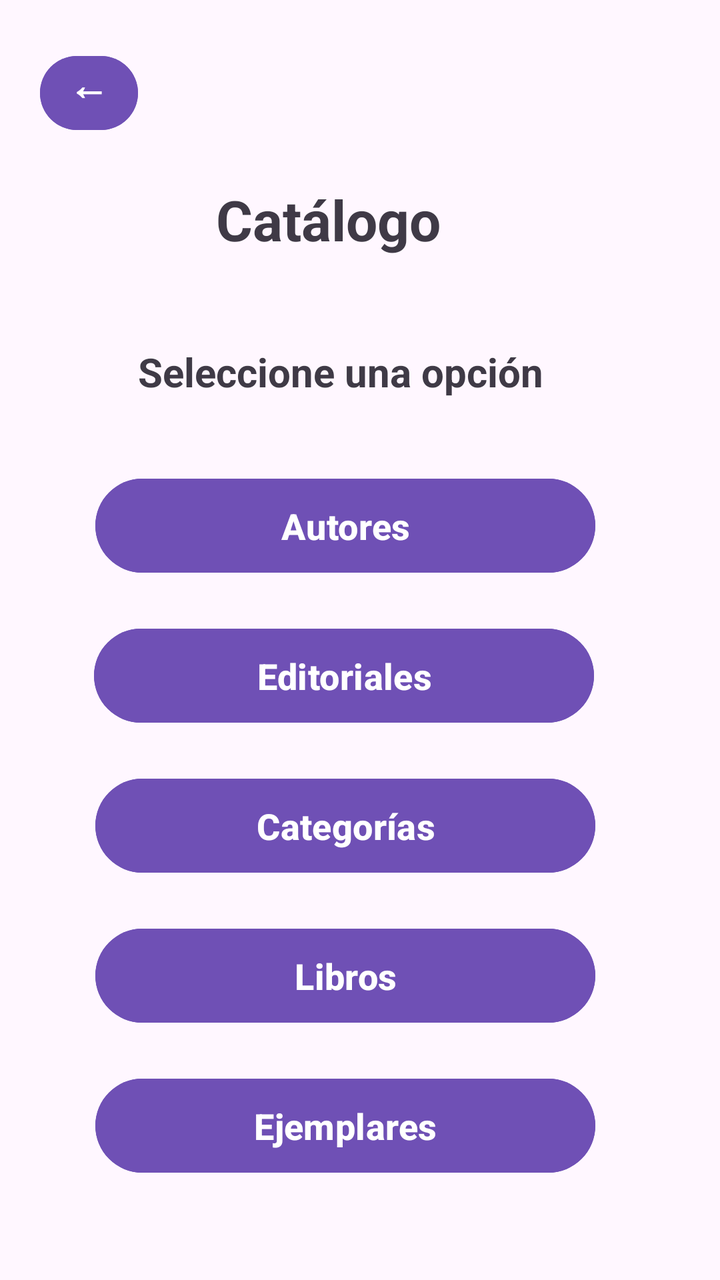
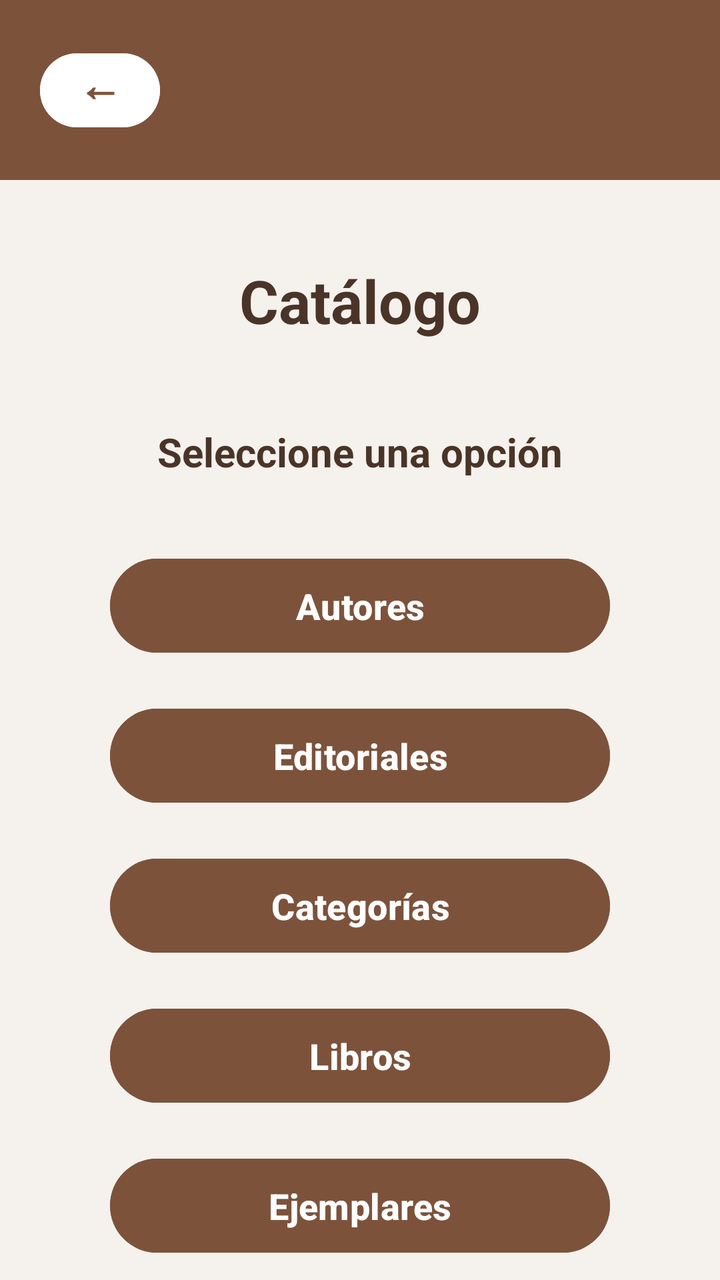

An Android layout rendered at two revisions. The XML below is the earlier revision; the diff shows what the commit changed to produce the second picture.
<!-- AndroidManifest.xml: application theme Theme.BibliotecaGrupo3 -->
<!-- res/layout/activity_catalogo.xml -->
<?xml version="1.0" encoding="utf-8"?>
<androidx.constraintlayout.widget.ConstraintLayout xmlns:android="http://schemas.android.com/apk/res/android"
    xmlns:app="http://schemas.android.com/apk/res-auto"
    xmlns:tools="http://schemas.android.com/tools"
    android:id="@+id/main"
    android:layout_width="match_parent"
    android:layout_height="match_parent"
    android:background="#FFF7FF"
    tools:context=".CatalogoActivity">

    <TextView
        android:id="@+id/txtTituloCatalogo"
        android:layout_width="wrap_content"
        android:layout_height="wrap_content"
        android:layout_marginStart="133dp"
        android:layout_marginTop="91dp"
        android:layout_marginEnd="165dp"
        android:text="Catálogo"
        android:textColor="#3F3A46"
        android:textSize="28sp"
        android:textStyle="bold"
        app:layout_constraintEnd_toEndOf="parent"
        app:layout_constraintStart_toStartOf="parent"
        app:layout_constraintTop_toTopOf="parent" />

    <Button
        android:id="@+id/btnCategorias"
        android:layout_width="250dp"
        android:layout_height="55dp"
        android:layout_marginTop="20dp"
        android:backgroundTint="#6F50B5"
        android:onClick="abrirCategorias"
        android:text="Categorías"
        android:textAllCaps="false"
        android:textColor="#FFFFFF"
        android:textSize="18sp"
        android:textStyle="bold"
        app:layout_constraintEnd_toEndOf="parent"
        app:layout_constraintHorizontal_bias="0.434"
        app:layout_constraintStart_toStartOf="parent"
        app:layout_constraintTop_toBottomOf="@+id/btnEditoriales" />

    <Button
        android:id="@+id/btnRegresar"
        android:layout_width="49dp"
        android:layout_height="45dp"
        android:layout_marginStart="20dp"
        android:layout_marginTop="24dp"
        android:backgroundTint="#6F50B5"
        android:includeFontPadding="false"
        android:minWidth="0dp"
        android:minHeight="0dp"
        android:onClick="regresar"
        android:paddingStart="0dp"
        android:paddingTop="0dp"
        android:paddingEnd="0dp"
        android:paddingBottom="8dp"
        android:text="←"
        android:textAllCaps="false"
        android:textColor="#FFFFFF"
        android:textSize="20sp"
        android:textStyle="bold"
        app:layout_constraintStart_toStartOf="parent"
        app:layout_constraintTop_toTopOf="parent" />

    <Button
        android:id="@+id/btnLibros"
        android:layout_width="250dp"
        android:layout_height="55dp"
        android:layout_marginTop="20dp"
        android:backgroundTint="#6F50B5"
        android:onClick="abrirLibros"
        android:text="Libros"
        android:textAllCaps="false"
        android:textColor="#FFFFFF"
        android:textSize="18sp"
        android:textStyle="bold"
        app:layout_constraintEnd_toEndOf="parent"
        app:layout_constraintHorizontal_bias="0.434"
        app:layout_constraintStart_toStartOf="parent"
        app:layout_constraintTop_toBottomOf="@+id/btnCategorias" />

    <Button
        android:id="@+id/btnEjemplares"
        android:layout_width="250dp"
        android:layout_height="55dp"
        android:layout_marginTop="20dp"
        android:backgroundTint="#6F50B5"
        android:onClick="abrirEjemplares"
        android:text="Ejemplares"
        android:textAllCaps="false"
        android:textColor="#FFFFFF"
        android:textSize="18sp"
        android:textStyle="bold"
        app:layout_constraintEnd_toEndOf="parent"
        app:layout_constraintHorizontal_bias="0.434"
        app:layout_constraintStart_toStartOf="parent"
        app:layout_constraintTop_toBottomOf="@+id/btnLibros" />

    <Button
        android:id="@+id/btnEditoriales"
        android:layout_width="250dp"
        android:layout_height="55dp"
        android:layout_marginTop="20dp"
        android:backgroundTint="#6F50B5"
        android:onClick="abrirEditoriales"
        android:text="Editoriales"
        android:textAllCaps="false"
        android:textColor="#FFFFFF"
        android:textSize="18sp"
        android:textStyle="bold"
        app:layout_constraintEnd_toEndOf="parent"
        app:layout_constraintHorizontal_bias="0.428"
        app:layout_constraintStart_toStartOf="parent"
        app:layout_constraintTop_toBottomOf="@+id/btnAutores" />

    <Button
        android:id="@+id/btnAutores"
        android:layout_width="250dp"
        android:layout_height="55dp"
        android:layout_marginTop="36dp"
        android:backgroundTint="#6F50B5"
        android:onClick="abrirAutores"
        android:text="Autores"
        android:textAllCaps="false"
        android:textColor="#FFFFFF"
        android:textSize="18sp"
        android:textStyle="bold"
        app:layout_constraintEnd_toEndOf="parent"
        app:layout_constraintHorizontal_bias="0.434"
        app:layout_constraintStart_toStartOf="parent"
        app:layout_constraintTop_toBottomOf="@+id/txtSubtituloCatalogo" />

    <TextView
        android:id="@+id/txtSubtituloCatalogo"
        android:layout_width="wrap_content"
        android:layout_height="wrap_content"
        android:layout_marginTop="44dp"
        android:text="Seleccione una opción"
        android:textColor="#3F3A46"
        android:textSize="20sp"
        android:textStyle="bold"
        app:layout_constraintEnd_toEndOf="parent"
        app:layout_constraintHorizontal_bias="0.439"
        app:layout_constraintStart_toStartOf="parent"
        app:layout_constraintTop_toBottomOf="@+id/txtTituloCatalogo" />

</androidx.constraintlayout.widget.ConstraintLayout>
<!-- resources referenced by this layout -->
<resources>
  <style name="Theme.BibliotecaGrupo3" parent="Base.Theme.BibliotecaGrupo3" />
  <style name="Base.Theme.BibliotecaGrupo3" parent="Theme.Material3.DayNight.NoActionBar">
          
          
      </style>
</resources>

<!-- the commit's change to res/layout/activity_catalogo.xml (unified diff, before → after) -->
@@ -5,48 +5,24 @@
     android:id="@+id/main"
     android:layout_width="match_parent"
     android:layout_height="match_parent"
-    android:background="#FFF7FF"
+    android:background="#F5F1EC"
     tools:context=".CatalogoActivity">
 
-    <TextView
-        android:id="@+id/txtTituloCatalogo"
-        android:layout_width="wrap_content"
-        android:layout_height="wrap_content"
-        android:layout_marginStart="133dp"
-        android:layout_marginTop="91dp"
-        android:layout_marginEnd="165dp"
-        android:text="Catálogo"
-        android:textColor="#3F3A46"
-        android:textSize="28sp"
-        android:textStyle="bold"
+    <View
+        android:id="@+id/topBar"
+        android:layout_width="0dp"
+        android:layout_height="90dp"
+        android:background="#7D523B"
         app:layout_constraintEnd_toEndOf="parent"
         app:layout_constraintStart_toStartOf="parent"
         app:layout_constraintTop_toTopOf="parent" />
 
     <Button
-        android:id="@+id/btnCategorias"
-        android:layout_width="250dp"
-        android:layout_height="55dp"
-        android:layout_marginTop="20dp"
-        android:backgroundTint="#6F50B5"
-        android:onClick="abrirCategorias"
-        android:text="Categorías"
-        android:textAllCaps="false"
-        android:textColor="#FFFFFF"
-        android:textSize="18sp"
-        android:textStyle="bold"
-        app:layout_constraintEnd_toEndOf="parent"
-        app:layout_constraintHorizontal_bias="0.434"
-        app:layout_constraintStart_toStartOf="parent"
-        app:layout_constraintTop_toBottomOf="@+id/btnEditoriales" />
-
-    <Button
         android:id="@+id/btnRegresar"
-        android:layout_width="49dp"
+        android:layout_width="60dp"
         android:layout_height="45dp"
         android:layout_marginStart="20dp"
-        android:layout_marginTop="24dp"
-        android:backgroundTint="#6F50B5"
+        android:backgroundTint="#FFFFFF"
         android:includeFontPadding="false"
         android:minWidth="0dp"
         android:minHeight="0dp"
@@ -54,29 +30,108 @@
         android:paddingStart="0dp"
         android:paddingTop="0dp"
         android:paddingEnd="0dp"
-        android:paddingBottom="8dp"
+        android:paddingBottom="6dp"
         android:text="←"
         android:textAllCaps="false"
-        android:textColor="#FFFFFF"
+        android:textColor="#7D523B"
+        android:textSize="22sp"
+        android:textStyle="bold"
+        app:cornerRadius="24dp"
+        app:layout_constraintBottom_toBottomOf="@+id/topBar"
+        app:layout_constraintStart_toStartOf="parent"
+        app:layout_constraintTop_toTopOf="@+id/topBar" />
+
+    <TextView
+        android:id="@+id/txtTituloCatalogo"
+        android:layout_width="wrap_content"
+        android:layout_height="wrap_content"
+        android:layout_marginTop="40dp"
+        android:text="Catálogo"
+        android:textColor="#4A3428"
+        android:textSize="30sp"
+        android:textStyle="bold"
+        app:layout_constraintEnd_toEndOf="parent"
+        app:layout_constraintStart_toStartOf="parent"
+        app:layout_constraintTop_toBottomOf="@+id/topBar" />
+
+    <TextView
+        android:id="@+id/txtSubtituloCatalogo"
+        android:layout_width="wrap_content"
+        android:layout_height="wrap_content"
+        android:layout_marginTop="42dp"
+        android:text="Seleccione una opción"
+        android:textColor="#4A3428"
         android:textSize="20sp"
         android:textStyle="bold"
+        app:layout_constraintEnd_toEndOf="parent"
         app:layout_constraintStart_toStartOf="parent"
-        app:layout_constraintTop_toTopOf="parent" />
+        app:layout_constraintTop_toBottomOf="@+id/txtTituloCatalogo" />
+
+    <Button
+        android:id="@+id/btnAutores"
+        android:layout_width="250dp"
+        android:layout_height="55dp"
+        android:layout_marginTop="36dp"
+        android:backgroundTint="#7D523B"
+        android:onClick="abrirAutores"
+        android:text="Autores"
+        android:textAllCaps="false"
+        android:textColor="#FFFFFF"
+        android:textSize="18sp"
+        android:textStyle="bold"
+        app:cornerRadius="28dp"
+        app:layout_constraintEnd_toEndOf="parent"
+        app:layout_constraintStart_toStartOf="parent"
+        app:layout_constraintTop_toBottomOf="@+id/txtSubtituloCatalogo" />
+
+    <Button
+        android:id="@+id/btnEditoriales"
+        android:layout_width="250dp"
+        android:layout_height="55dp"
+        android:layout_marginTop="20dp"
+        android:backgroundTint="#7D523B"
+        android:onClick="abrirEditoriales"
+        android:text="Editoriales"
+        android:textAllCaps="false"
+        android:textColor="#FFFFFF"
+        android:textSize="18sp"
+        android:textStyle="bold"
+        app:cornerRadius="28dp"
+        app:layout_constraintEnd_toEndOf="parent"
+        app:layout_constraintStart_toStartOf="parent"
+        app:layout_constraintTop_toBottomOf="@+id/btnAutores" />
+
+    <Button
+        android:id="@+id/btnCategorias"
+        android:layout_width="250dp"
+        android:layout_height="55dp"
+        android:layout_marginTop="20dp"
+        android:backgroundTint="#7D523B"
+        android:onClick="abrirCategorias"
+        android:text="Categorías"
+        android:textAllCaps="false"
+        android:textColor="#FFFFFF"
+        android:textSize="18sp"
+        android:textStyle="bold"
+        app:cornerRadius="28dp"
+        app:layout_constraintEnd_toEndOf="parent"
+        app:layout_constraintStart_toStartOf="parent"
+        app:layout_constraintTop_toBottomOf="@+id/btnEditoriales" />
 
     <Button
         android:id="@+id/btnLibros"
         android:layout_width="250dp"
         android:layout_height="55dp"
         android:layout_marginTop="20dp"
-        android:backgroundTint="#6F50B5"
+        android:backgroundTint="#7D523B"
         android:onClick="abrirLibros"
         android:text="Libros"
         android:textAllCaps="false"
         android:textColor="#FFFFFF"
         android:textSize="18sp"
         android:textStyle="bold"
+        app:cornerRadius="28dp"
         app:layout_constraintEnd_toEndOf="parent"
-        app:layout_constraintHorizontal_bias="0.434"
         app:layout_constraintStart_toStartOf="parent"
         app:layout_constraintTop_toBottomOf="@+id/btnCategorias" />
 
@@ -85,64 +140,16 @@
         android:layout_width="250dp"
         android:layout_height="55dp"
         android:layout_marginTop="20dp"
-        android:backgroundTint="#6F50B5"
+        android:backgroundTint="#7D523B"
         android:onClick="abrirEjemplares"
         android:text="Ejemplares"
         android:textAllCaps="false"
         android:textColor="#FFFFFF"
         android:textSize="18sp"
         android:textStyle="bold"
+        app:cornerRadius="28dp"
         app:layout_constraintEnd_toEndOf="parent"
-        app:layout_constraintHorizontal_bias="0.434"
         app:layout_constraintStart_toStartOf="parent"
         app:layout_constraintTop_toBottomOf="@+id/btnLibros" />
 
-    <Button
-        android:id="@+id/btnEditoriales"
-        android:layout_width="250dp"
-        android:layout_height="55dp"
-        android:layout_marginTop="20dp"
-        android:backgroundTint="#6F50B5"
-        android:onClick="abrirEditoriales"
-        android:text="Editoriales"
-        android:textAllCaps="false"
-        android:textColor="#FFFFFF"
-        android:textSize="18sp"
-        android:textStyle="bold"
-        app:layout_constraintEnd_toEndOf="parent"
-        app:layout_constraintHorizontal_bias="0.428"
-        app:layout_constraintStart_toStartOf="parent"
-        app:layout_constraintTop_toBottomOf="@+id/btnAutores" />
-
-    <Button
-        android:id="@+id/btnAutores"
-        android:layout_width="250dp"
-        android:layout_height="55dp"
-        android:layout_marginTop="36dp"
-        android:backgroundTint="#6F50B5"
-        android:onClick="abrirAutores"
-        android:text="Autores"
-        android:textAllCaps="false"
-        android:textColor="#FFFFFF"
-        android:textSize="18sp"
-        android:textStyle="bold"
-        app:layout_constraintEnd_toEndOf="parent"
-        app:layout_constraintHorizontal_bias="0.434"
-        app:layout_constraintStart_toStartOf="parent"
-        app:layout_constraintTop_toBottomOf="@+id/txtSubtituloCatalogo" />
-
-    <TextView
-        android:id="@+id/txtSubtituloCatalogo"
-        android:layout_width="wrap_content"
-        android:layout_height="wrap_content"
-        android:layout_marginTop="44dp"
-        android:text="Seleccione una opción"
-        android:textColor="#3F3A46"
-        android:textSize="20sp"
-        android:textStyle="bold"
-        app:layout_constraintEnd_toEndOf="parent"
-        app:layout_constraintHorizontal_bias="0.439"
-        app:layout_constraintStart_toStartOf="parent"
-        app:layout_constraintTop_toBottomOf="@+id/txtTituloCatalogo" />
-
 </androidx.constraintlayout.widget.ConstraintLayout>
